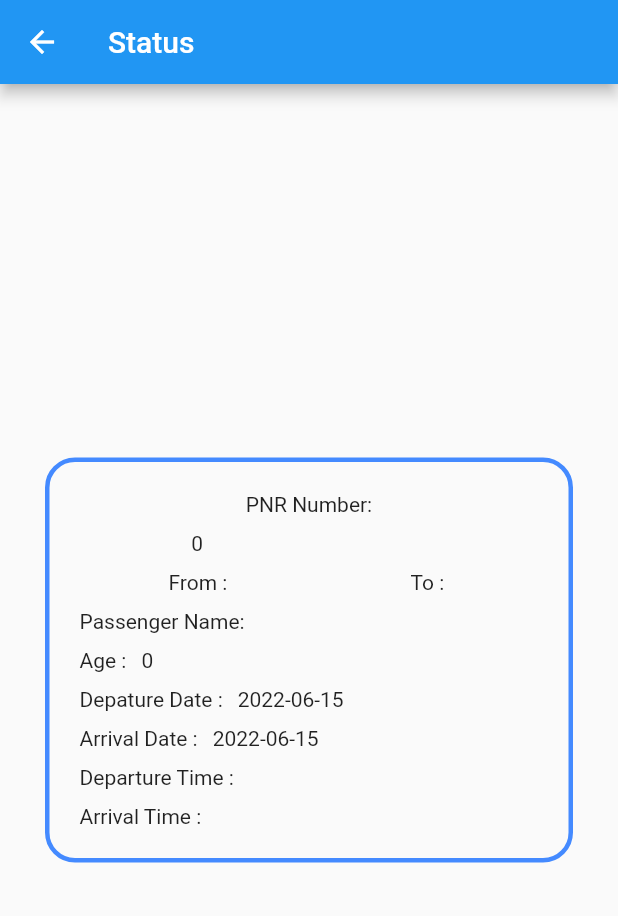
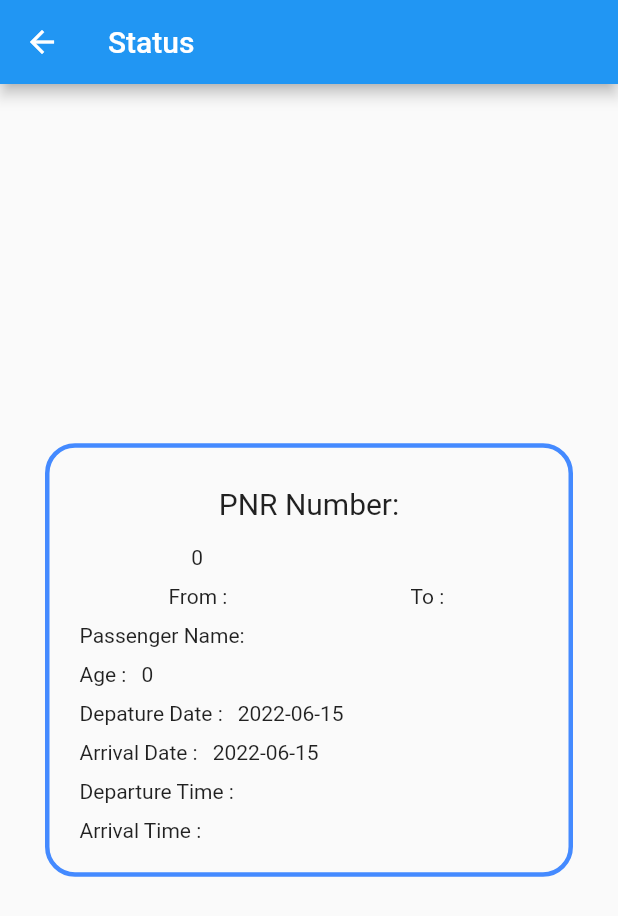
Before and after one commit to prathiswaran-gr/Railway-Reservation-System, a Flutter app: the PnrTrainList screen opened directly with empty values, on a phone screen of 412 x 824 dp. Shown: the top 916 px of the screen. Run offline on Flutter 3.47's test engine with Material 2 defaults, Android fonts, the phone set to English and light mode, and no system bars; missing offline and left inert: mysql1, razorpay_flutter.

Commit message:
Final touch

```diff
--- a/lib/loading.dart
+++ b/lib/loadingWidget.dart
@@ -7,7 +7,7 @@ class Loading extends StatelessWidget {
       body: Center(
         child: Container(
           margin: EdgeInsets.all(20),
-          child: CircularProgressIndicator(
+          child: const CircularProgressIndicator(
             backgroundColor: Colors.white,
             color: Colors.blue,
             strokeWidth: 5,
--- a/lib/main.dart
+++ b/lib/main.dart
@@ -1,7 +1,5 @@
 import 'package:flutter/material.dart';
-// import 'package:mysql1/mysql1.dart';
-import 'home.dart';
-import './model/mysql.dart';
+import 'homePage.dart';
 
 void main() {
   runApp(const MyApp());
@@ -16,17 +14,6 @@ class MyApp extends StatefulWidget {
 
 class _MyAppState extends State<MyApp> {
   @override
-  // void initState() {
-  //   //TODO: implement initState
-  //   super.initState();
-  //   callGetConnectionMethod();
-  // }
-
-  // Future<void> callGetConnectionMethod() async {
-  //   await MySql.getConnection();
-  // }
-
-  @override
   Widget build(BuildContext context) {
     return const MaterialApp(
       debugShowCheckedModeBanner: false,
--- a/lib/model/mysql.dart
+++ b/lib/model/mysql.dart
@@ -1,10 +1,10 @@
 import 'package:mysql1/mysql1.dart';
 
 class MySql {
-  static String host = "192.168.0.107",
+  static String host = "localhost",
       user = "root",
-      password = "SanthoshDB@2",
-      db = "rrs";
+      password = "******",
+      db = "railway_reservation_system";
   static int port = 3306;
   Future<MySqlConnection> getConnection() async {
     var settings = ConnectionSettings(
--- a/lib/payment.dart
+++ /dev/null
@@ -1,46 +0,0 @@
-import 'package:flutter/material.dart';
-import 'package:flutter/services.dart';
-
-import 'package:razorpay_flutter/razorpay_flutter.dart';
-
-import 'package:fluttertoast/fluttertoast.dart';
-
-
-class RazorPayApp extends StatefulWidget {
-  @override
-  State<RazorPayApp> createState() => _RazorPayAppState();
-}
-
-class _RazorPayAppState extends State<RazorPayApp> {
-  static const platform = const MethodChannel("razorpay_flutter");
-
-  Razorpay _razorpay;
-
-  @override
-  Widget build(BuildContext context) {
-    return MaterialApp(
-      // home: Scaffold(
-      //   appBar: AppBar(
-      //     title: const Text('Razorpay Sample App'),
-      //   ),
-      //   body: Center(
-      //       child: Row(
-      //           mainAxisAlignment: MainAxisAlignment.center,
-      //           children: <Widget>[
-      //         ElevatedButton(onPressed: openCheckout, child: Text('Open'))
-      //       ])),
-      // ),
-    );
-  }
-
-
-}
-
-
-
-
-
-
-
-
-//   'key': 'rzp_test_MRHHnrHFYsUO2a',
--- a/lib/pnrTrainList.dart
+++ b/lib/pnrNumberDetails.dart
@@ -1,6 +1,6 @@
 import 'package:flutter/material.dart';
 
-import 'passenger.dart';
+import 'payment/book.dart';
 
 class PnrTrainList extends StatelessWidget {
   int train_id, age;
@@ -9,6 +9,7 @@ class PnrTrainList extends StatelessWidget {
   String d_time, a_time;
 
   PnrTrainList({
+    Key key,
     this.pnr_no,
     this.train_id,
     this.train_name,
@@ -20,13 +21,13 @@ class PnrTrainList extends StatelessWidget {
     this.a_date,
     this.d_time,
     this.a_time,
-  });
+  }) : super(key: key);
 
   @override
   Widget build(BuildContext context) {
     return Scaffold(
       appBar: AppBar(
-        title: Text("Status"),
+        title: const Text("Status"),
       ),
       body: Column(
         crossAxisAlignment: CrossAxisAlignment.center,
@@ -51,61 +52,61 @@ class PnrTrainList extends StatelessWidget {
                   Row(
                     mainAxisAlignment: MainAxisAlignment.center,
                     children: [
-                      Text('PNR Number:'),
-                      Text(pnr_no),
+                      const Text('PNR Number:',style: TextStyle(fontSize:20),),
+                      Text(pnr_no,style: const TextStyle(fontSize:30,fontWeight:FontWeight.bold),),
                     ],
                   ),
-                  SizedBox(
+                  const SizedBox(
                     height: 10,
                   ),
                   Row(
                     mainAxisAlignment: MainAxisAlignment.spaceAround,
                     children: [Text('$train_id'), Text(train_name)],
                   ),
-                  SizedBox(
+                  const SizedBox(
                     height: 10,
                   ),
                   Row(
                     mainAxisAlignment: MainAxisAlignment.spaceAround,
                     children: [Text('From : $from'), Text('To : $to')],
                   ),
-                  SizedBox(
+                  const SizedBox(
                     height: 10,
                   ),
                   Row(
                     children: [
                       Text('Passenger Name:'),
-                      SizedBox(
+                      const SizedBox(
                         width: 10,
                       ),
                       Text(name),
                     ],
                   ),
-                  SizedBox(
+                  const SizedBox(
                     height: 10,
                   ),
                   Row(
                     children: [
                       Text('Age :'),
-                      SizedBox(
+                      const SizedBox(
                         width: 10,
                       ),
                       Text('$age'),
                     ],
                   ),
-                  SizedBox(
+                  const SizedBox(
                     height: 10,
                   ),
                   Row(
                     children: [
-                      Text('Depature Date :'),
-                      SizedBox(
+                      const Text('Depature Date :'),
+                      const SizedBox(
                         width: 10,
                       ),
                       Text(d_date.toString().substring(0, 11)),
                     ],
                   ),
-                  SizedBox(
+                  const SizedBox(
                     height: 10,
                   ),
                   Row(
--- a/lib/trains.dart
+++ b/lib/trainList.dart
@@ -1,5 +1,5 @@
 import 'package:flutter/material.dart';
-import 'package:railway_reservation/showTrains.dart';
+import 'package:railway_reservation/trainCard.dart';
 
 class Trains extends StatelessWidget {
   List<Object> data;
@@ -10,7 +10,7 @@ class Trains extends StatelessWidget {
   Widget build(BuildContext context) {
     return Scaffold(
       appBar: AppBar(
-        title: Text(
+        title: const Text(
           'Trains',
         ),
       ),
```
Also changed, not shown: lib/homePage.dart (renamed from lib/home.dart, +4 -4 lines), lib/payment/book.dart (renamed from lib/passenger.dart, +8 -42 lines), lib/searchTrainByFromTo.dart (renamed from lib/booking.dart, +13 -13 lines), lib/searchTrainByPnr.dart (renamed from lib/searchTrain.dart, +6 -14 lines), lib/trainCard.dart (renamed from lib/showTrains.dart, +13 -12 lines), lib/showPnrNumber.dart (renamed from lib/showPNR.dart).
